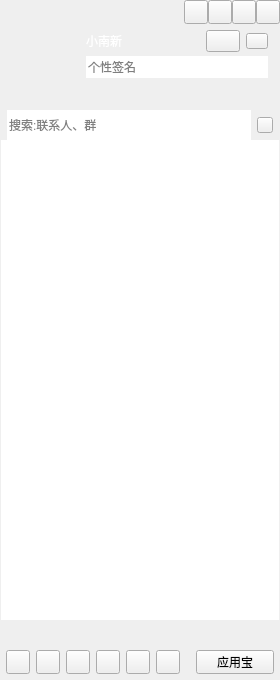
The window that Qt_QQ/QtQQ/CCMainWindow.ui (0xiaonanxin/Qt_QQ) describes before a commit, drawn with Qt 5.
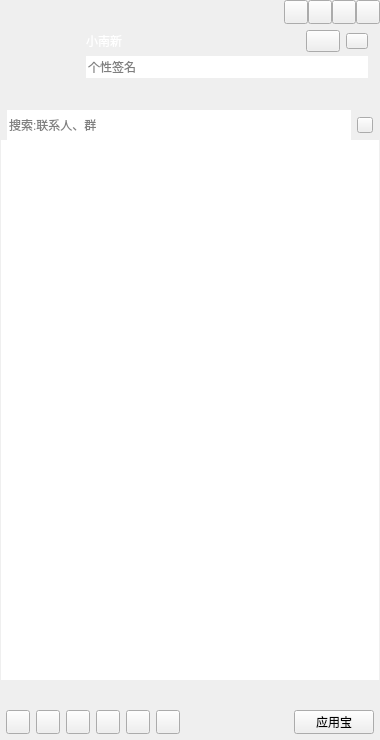
The same window after the commit.

What changed in the file:
```diff
--- a/Qt_QQ/QtQQ/CCMainWindow.ui
+++ b/Qt_QQ/QtQQ/CCMainWindow.ui
@@ -6,20 +6,20 @@
    <rect>
     <x>0</x>
     <y>0</y>
-    <width>280</width>
-    <height>680</height>
+    <width>380</width>
+    <height>740</height>
    </rect>
   </property>
   <property name="minimumSize">
    <size>
-    <width>280</width>
-    <height>680</height>
+    <width>380</width>
+    <height>740</height>
    </size>
   </property>
   <property name="maximumSize">
    <size>
-    <width>280</width>
-    <height>680</height>
+    <width>380</width>
+    <height>740</height>
    </size>
   </property>
   <property name="windowTitle">
@@ -526,8 +526,8 @@
           <rect>
            <x>0</x>
            <y>0</y>
-           <width>278</width>
-           <height>474</height>
+           <width>378</width>
+           <height>534</height>
           </rect>
          </property>
          <property name="sizePolicy">
```
